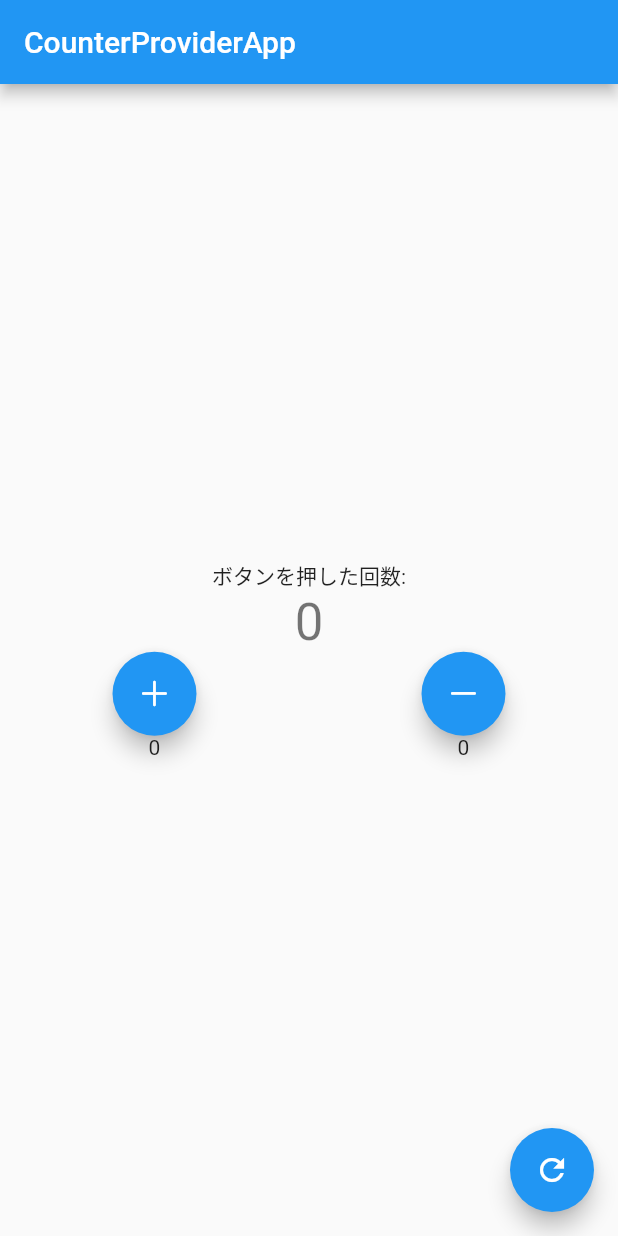
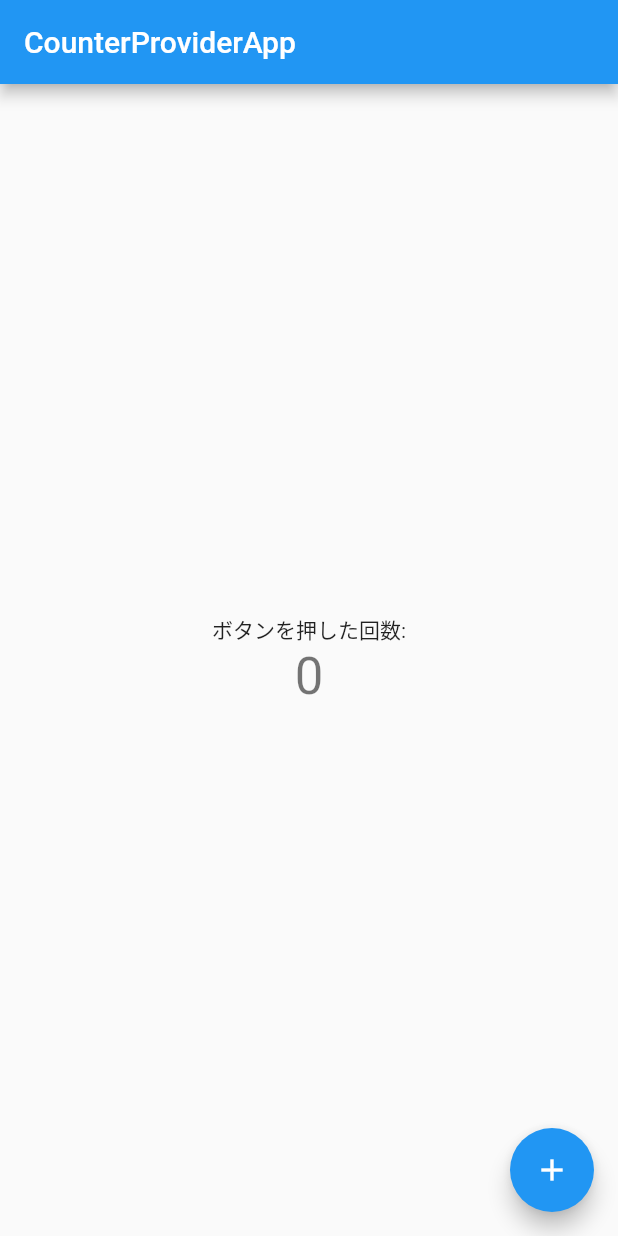
Before and after one commit to Haru6012/riverpod_playground, a Flutter app: the screen it shows after launch, on a phone screen of 412 x 824 dp. Run offline on Flutter 3.47's test engine with Material 2 defaults, Android fonts, the phone set to English and light mode, and no system bars; our stand-ins replace freezed_annotation, hooks_riverpod.

Commit message:
viewmodelの作成

```diff
--- a/lib/models/logic.dart
+++ b/lib/models/logic.dart
@@ -1,7 +1,7 @@
 import 'data/count_data.dart';
 
 class Logic {
-  CountData _countData = CountData(count: 0, countUp: 0, countDown: 0);
+  CountData _countData = const CountData(count: 0, countUp: 0, countDown: 0);
 
   get countData => _countData;
 
--- a/lib/screen_mvvm.dart
+++ b/lib/screen_mvvm.dart
@@ -4,6 +4,7 @@ import 'package:hooks_riverpod/hooks_riverpod.dart';
 
 import 'models/data/count_data.dart';
 import 'models/provider_model.dart';
+import 'view_model.dart';
 
 class MyApp extends StatelessWidget {
   const MyApp({Key? key}) : super(key: key);
@@ -19,86 +20,48 @@ class MyApp extends StatelessWidget {
   }
 }
 
-class MyHomePage extends StatelessWidget {
+class MyHomePage extends ConsumerStatefulWidget {
   const MyHomePage({Key? key}) : super(key: key);
+  @override
+  ConsumerState<MyHomePage> createState() => _MyHomePageState();
+}
+
+class _MyHomePageState extends ConsumerState<MyHomePage> {
+  ViewModel _viewModel = ViewModel();
+  @override
+  void initState() {
+    super.initState();
+  }
 
   @override
   Widget build(
     BuildContext context,
   ) {
     return Scaffold(
-      appBar: AppBar(
-        title: Consumer(
-          builder: (BuildContext context, WidgetRef ref, Widget? child) => Text(
+        appBar: AppBar(
+          title: Text(
             ref.watch(titleProvider),
           ),
         ),
-      ),
-      body: Center(
-        child: Consumer(
-          builder: (BuildContext context, WidgetRef ref, Widget? child) =>
-              Column(
+        body: Center(
+          child: Column(
             mainAxisAlignment: MainAxisAlignment.center,
             children: <Widget>[
               Text(ref.watch(textProvider)),
               Text(
-                ref.watch(countDataProvider).count.toString(), //文字列に変換
+                ref.watch(countProvider).toString(), //文字列に変換
                 style: Theme.of(context).textTheme.headline4,
-              ),
-              Row(
-                mainAxisAlignment: MainAxisAlignment.spaceAround,
-                children: [
-                  FloatingActionButton(
-                    onPressed: () {
-                      CountData countData = ref.read(countDataProvider);
-                      ref.read(countDataProvider.state).state = ref
-                          .read(countDataProvider)
-                          .copyWith(
-                              count: countData.count + 1,
-                              countUp: countData.countUp + 1);
-                    },
-                    child: const Icon(CupertinoIcons.plus),
-                  ),
-                  FloatingActionButton(
-                    onPressed: () {
-                      CountData countData = ref.read(countDataProvider);
-                      ref.read(countDataProvider.state).state = ref
-                          .read(countDataProvider)
-                          .copyWith(
-                              count: countData.count - 1,
-                              countDown: countData.countDown + 1);
-                    },
-                    child: const Icon(CupertinoIcons.minus),
-                  )
-                ],
-              ),
-              Row(
-                mainAxisAlignment: MainAxisAlignment.spaceAround,
-                children: [
-                  Text(ref
-                      .watch(countDataProvider.select((value) => value.countUp))
-                      .toString()),
-                  Text(ref
-                      .watch(
-                          countDataProvider.select((value) => value.countDown))
-                      .toString()),
-                ],
               ),
             ],
           ),
         ),
-      ),
-      floatingActionButton: Consumer(
-          builder: (BuildContext context, WidgetRef ref, Widget? child) {
-        return FloatingActionButton(
-          onPressed: () {
-            ref.read(countDataProvider.state).state =
-                const CountData(count: 0, countUp: 0, countDown: 0);
-          },
-          child: const Icon(Icons.refresh),
+        floatingActionButton: FloatingActionButton(
+          onPressed: () => ref.read(countProvider.state).state++,
+          //readにすることによって、無駄なrebuildを防ぐ
+          tooltip: 'Increment',
+          child: const Icon(Icons.add),
+        )
+        //Consumerにすることによって無駄なrebuildをなくしてくれる
         );
-      }),
-      //Consumerにすることによって無駄なrebuildをなくしてくれる
-    );
   }
 }
--- /dev/null
+++ b/lib/view_model.dart
@@ -0,0 +1,15 @@
+import 'package:hooks_riverpod/hooks_riverpod.dart';
+
+import 'models/logic.dart';
+import 'models/provider_model.dart';
+
+class ViewModel {
+  Logic _logic = Logic();
+  late WidgetRef _ref;
+
+  void setRef(WidgetRef ref) {
+    this._ref = ref;
+  }
+
+  get count => _ref.watch(countDataProvider).count.toString();
+}
```
